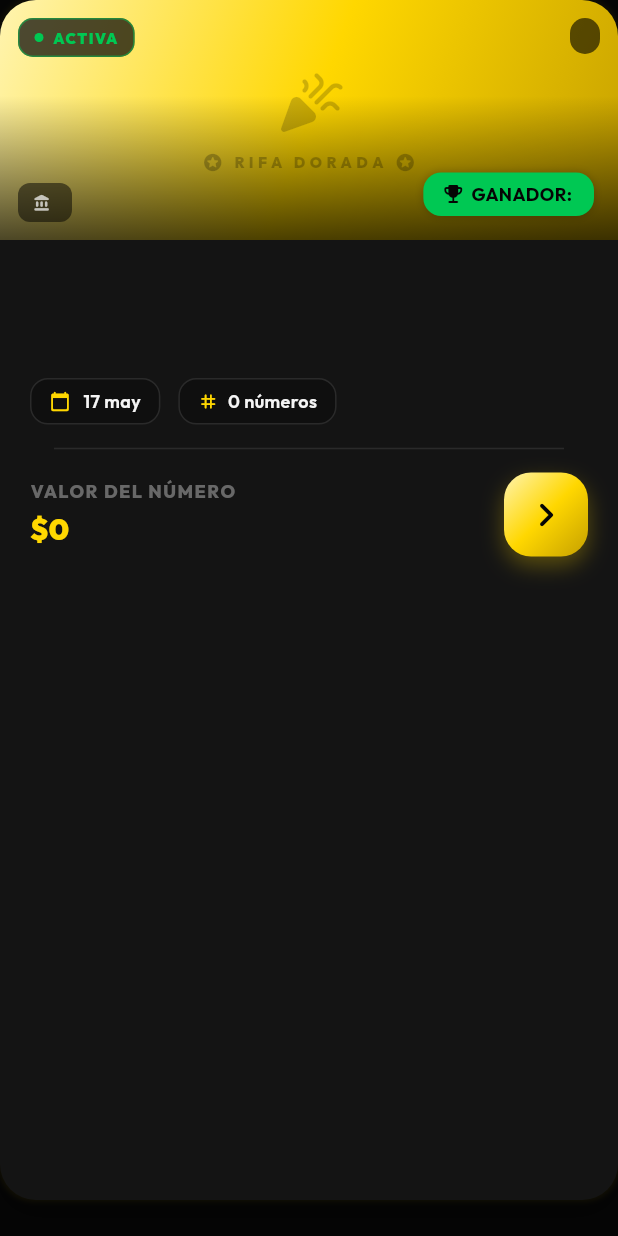
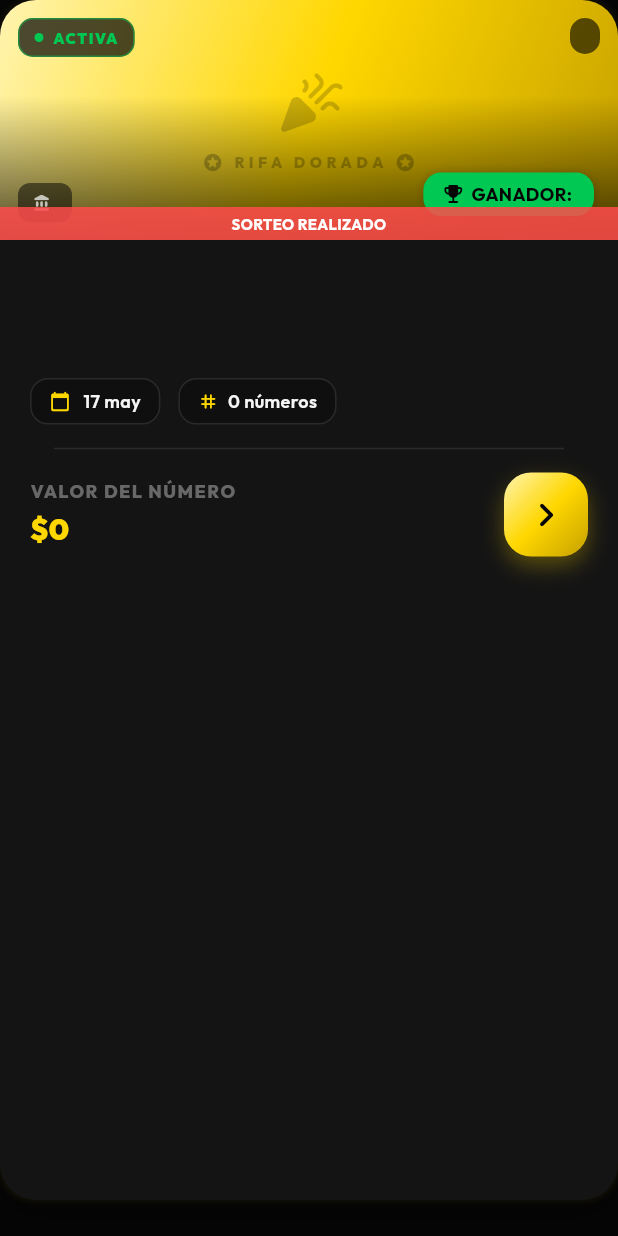
Before and after one commit to FORERO1973/RifaDorada, a Flutter app: the RifaCard widget shown alone on an empty page, opened directly with empty values, on a phone screen of 412 x 824 dp. Run offline on Flutter 3.47's test engine with Material 3 defaults, Android fonts, the phone set to English and light mode, and no system bars; our stand-ins replace cloud_firestore, firebase_auth, firebase_core, fl_chart, flutter_contacts, google_fonts and 6 more; missing offline and left inert: dart:html; accounts and stored records are empty.

Commit message:
Move countdown: remove from grid screen, add as image overlay in rifa card

```diff
--- a/lib/widgets/rifa_card.dart
+++ b/lib/widgets/rifa_card.dart
@@ -1,4 +1,5 @@
 import 'dart:io';
+import 'dart:async';
 import 'dart:convert';
 import 'package:flutter/material.dart';
 import 'package:flutter/foundation.dart' show kIsWeb;
@@ -290,9 +291,100 @@ class _RifaCardState extends State<RifaCard> with SingleTickerProviderStateMixin
                   ),
                 ],
               ),
+          ),
+        ),
+        // Countdown overlay
+        if (widget.rifa.fechaSorteo != null)
+          Positioned(
+            left: 0,
+            right: 0,
+            bottom: 0,
+            child: _buildCountdownOverlay(),
+          ),
+      ],
+    );
+  }
+
+  Widget _buildCountdownOverlay() {
+    return StreamBuilder(
+      stream: Stream.periodic(const Duration(seconds: 1)),
+      builder: (context, snapshot) {
+        final now = DateTime.now();
+        final diff = widget.rifa.fechaSorteo!.difference(now);
+
+        if (diff.isNegative) {
+          return Container(
+            padding: const EdgeInsets.symmetric(vertical: 4),
+            color: AppTheme.errorColor.withValues(alpha: 0.85),
+            child: const Text(
+              'SORTEO REALIZADO',
+              textAlign: TextAlign.center,
+              style: TextStyle(fontWeight: FontWeight.bold, fontSize: 10, color: Colors.white),
+            ),
+          );
+        }
+
+        final days = diff.inDays;
+        final hours = diff.inHours % 24;
+        final minutes = diff.inMinutes % 60;
+        final seconds = diff.inSeconds % 60;
+
+        return Container(
+          padding: const EdgeInsets.symmetric(vertical: 5),
+          decoration: BoxDecoration(
+            gradient: LinearGradient(
+              begin: Alignment.bottomCenter,
+              end: Alignment.topCenter,
+              colors: [
+                Colors.black.withValues(alpha: 0.85),
+                Colors.black.withValues(alpha: 0.5),
+                Colors.transparent,
+              ],
             ),
           ),
+          child: Row(
+            mainAxisAlignment: MainAxisAlignment.center,
+            children: [
+              const Icon(Icons.timer_outlined, color: AppTheme.primaryColor, size: 11),
+              const SizedBox(width: 4),
+              _buildTimePart(days, 'D'),
+              _buildTimeDivider(),
+              _buildTimePart(hours, 'H'),
+              _buildTimeDivider(),
+              _buildTimePart(minutes, 'M'),
+              _buildTimeDivider(),
+              _buildTimePart(seconds, 'S'),
+            ],
+          ),
+        );
+      },
+    );
+  }
+
+  Widget _buildTimePart(int value, String label) {
+    return Row(
+      children: [
+        Text(
+          value.toString().padLeft(2, '0'),
+          style: GoogleFonts.outfit(
+            color: AppTheme.primaryColor,
+            fontWeight: FontWeight.w900,
+            fontSize: 13,
+          ),
+        ),
+        const SizedBox(width: 1),
+        Text(
+          label,
+          style: const TextStyle(color: Colors.white70, fontSize: 8, fontWeight: FontWeight.bold),
+        ),
       ],
+    );
+  }
+
+  Widget _buildTimeDivider() {
+    return Padding(
+      padding: const EdgeInsets.symmetric(horizontal: 4),
+      child: Text(':', style: TextStyle(color: Colors.white38, fontWeight: FontWeight.bold, fontSize: 13)),
     );
   }
 
```
Also changed, not shown: lib/screens/selector_numeros_screen.dart (+0 -80 lines).
